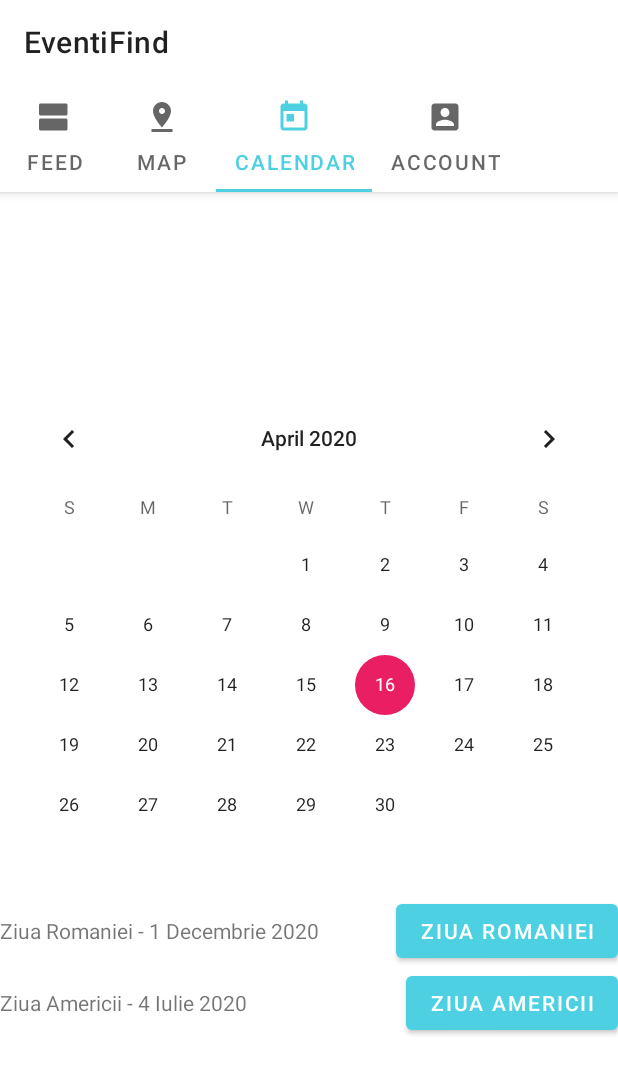
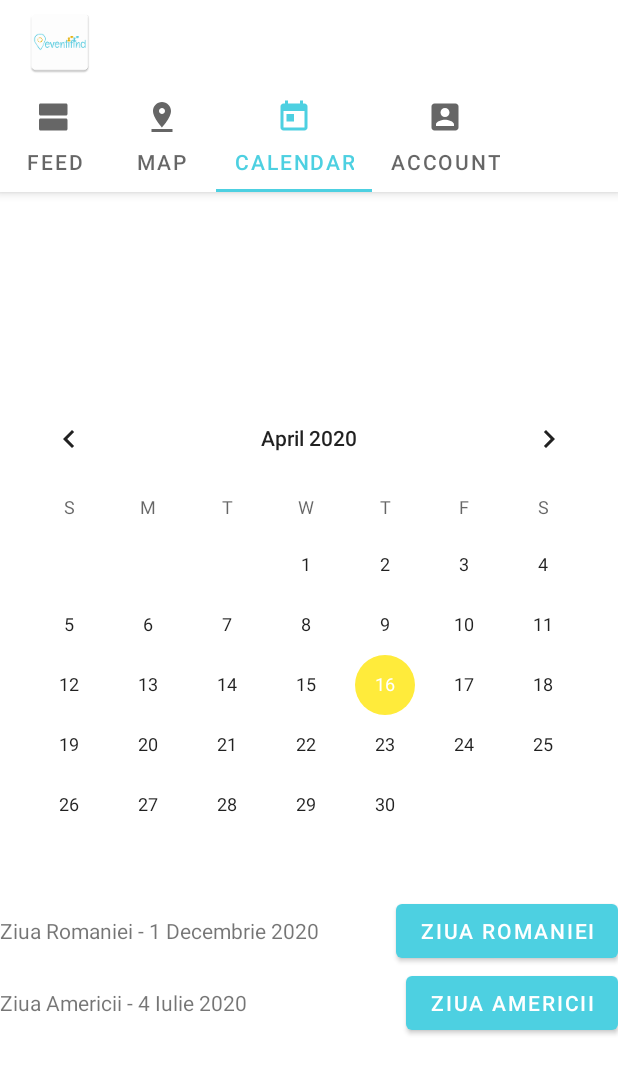
Before and after one commit to BogdanDinescu/EventiFind, an Android app: the MainActivity screen opened directly, with no data from a screen before it, tab 3 chosen, on a phone screen of 412 x 824 dp. Shown: the top 1074 px of the screen. Run offline under Robolectric (Android 15) with nearby library versions, the light colour scheme and no system bars; our stand-ins replace Firebase (no records; nobody signed in at launch, a user with empty details on screens opened directly); libraries missing offline, so code that uses them is left out: com.fonfon.geohash; 5 statements that could not run were skipped.

Commit message:
Changed icons

```diff
--- a/app/src/main/java/com/example/eventifind/MainActivity.java
+++ b/app/src/main/java/com/example/eventifind/MainActivity.java
@@ -32,9 +32,9 @@ public class MainActivity extends AppCompatActivity {
         setContentView(R.layout.activity_main);
         toolbar = findViewById(R.id.toolbar);
         setSupportActionBar(toolbar);
-        //getSupportActionBar().setDisplayShowTitleEnabled(false);
-        //getSupportActionBar().setDisplayShowHomeEnabled(true);
-        //getSupportActionBar().setIcon(R.mipmap.ic_launcher);
+        getSupportActionBar().setDisplayShowTitleEnabled(false);
+        getSupportActionBar().setDisplayShowHomeEnabled(true);
+        getSupportActionBar().setIcon(R.mipmap.ic_launcher_1);
 
         // initializari
         database = new Database(this);
--- a/app/src/main/java/com/example/eventifind/MapFragment.java
+++ b/app/src/main/java/com/example/eventifind/MapFragment.java
@@ -97,7 +97,7 @@ public class MapFragment extends Fragment implements OnMapReadyCallback, GoogleM
     public void colorMarkers(){
         for (Marker m: markers){
             if(activity.getDatabase().joinedEvents.contains(m.getTitle())){
-                m.setIcon(BitmapDescriptorFactory.defaultMarker(BitmapDescriptorFactory.HUE_ROSE));
+                m.setIcon(BitmapDescriptorFactory.defaultMarker(BitmapDescriptorFactory.HUE_YELLOW));
             }else {
                 m.setIcon(BitmapDescriptorFactory.defaultMarker(BitmapDescriptorFactory.HUE_CYAN));
             }
@@ -133,7 +133,7 @@ public class MapFragment extends Fragment implements OnMapReadyCallback, GoogleM
     // la click pe "mini-fereastra" care apare cand dai click pe un marker (join/unjoin)
     @Override
     public void onInfoWindowClick(Marker marker) {
-        marker.setIcon(BitmapDescriptorFactory.defaultMarker(BitmapDescriptorFactory.HUE_ROSE));
+        //marker.setIcon(BitmapDescriptorFactory.defaultMarker(BitmapDescriptorFactory.HUE_YELLOW));
         marker.hideInfoWindow();
         Toast toast;
         if(activity.getDatabase().joinedEvents.contains(marker.getTitle())) {
--- a/app/src/main/res/drawable/launch_screen.xml
+++ b/app/src/main/res/drawable/launch_screen.xml
@@ -6,7 +6,8 @@
 
     <item>
         <bitmap
-            android:src="@mipmap/ic_launcher"
+            android:src="@mipmap/ic_launcher_1"
+            android:mipMap="true"
             android:gravity="center"/>
     </item>
 </layer-list>
--- a/app/src/main/res/values/colors.xml
+++ b/app/src/main/res/values/colors.xml
@@ -3,5 +3,5 @@
     <color name="colorPrimary">#4dd0e1</color>
     <color name="colorPrimaryDark">#009faf</color>
     <color name="colorPrimaryLight">#88ffff</color>
-    <color name="colorAccent">#E91E63</color>
+    <color name="colorAccent">#FFEB3B</color>
 </resources>
```
Also changed, not shown: app/src/main/res/mipmap-hdpi/ic_launcher.png, app/src/main/res/mipmap-mdpi/ic_launcher.png, app/src/main/res/mipmap-xhdpi/ic_launcher.png, app/src/main/res/mipmap-xxhdpi/ic_launcher.png, app/src/main/res/mipmap-xxxhdpi/ic_launcher.png, app/src/main/res/mipmap-xxxhdpi/ic_launcher_1.png (added).
